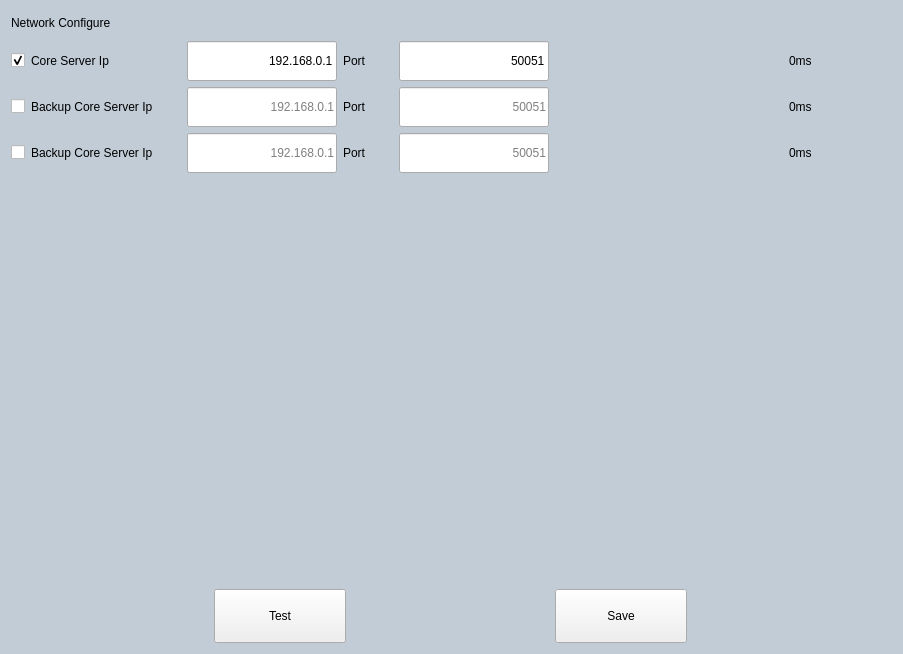
Before: the Qt Designer form src/setting_page/SettingPageNetwork.ui in hanjingo/rag-qt, drawn with Qt 5.
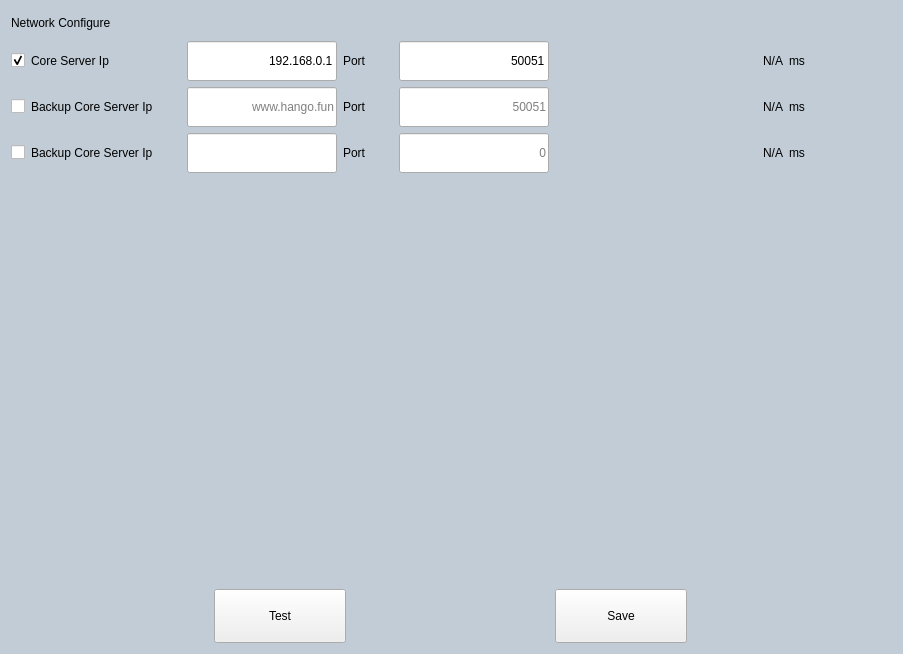
After: the same form once the commit is applied.

Commit message: upgrade network config page

The edit to the form file:
```diff
--- a/src/setting_page/SettingPageNetwork.ui
+++ b/src/setting_page/SettingPageNetwork.ui
@@ -214,7 +214,35 @@
         </font>
        </property>
        <property name="text">
-        <string>0ms</string>
+        <string>N/A</string>
+       </property>
+       <property name="alignment">
+        <set>Qt::AlignmentFlag::AlignRight|Qt::AlignmentFlag::AlignTrailing|Qt::AlignmentFlag::AlignVCenter</set>
+       </property>
+      </widget>
+     </item>
+     <item>
+      <widget class="QLabel" name="lblCoreServDelayUnit">
+       <property name="minimumSize">
+        <size>
+         <width>103</width>
+         <height>40</height>
+        </size>
+       </property>
+       <property name="maximumSize">
+        <size>
+         <width>103</width>
+         <height>40</height>
+        </size>
+       </property>
+       <property name="font">
+        <font>
+         <italic>false</italic>
+         <bold>false</bold>
+        </font>
+       </property>
+       <property name="text">
+        <string>ms</string>
        </property>
        <property name="alignment">
         <set>Qt::AlignmentFlag::AlignLeading|Qt::AlignmentFlag::AlignLeft|Qt::AlignmentFlag::AlignVCenter</set>
@@ -287,7 +315,7 @@
         <set>Qt::AlignmentFlag::AlignRight|Qt::AlignmentFlag::AlignTrailing|Qt::AlignmentFlag::AlignVCenter</set>
        </property>
        <property name="placeholderText">
-        <string>192.168.0.1</string>
+        <string>www.hango.fun</string>
        </property>
       </widget>
      </item>
@@ -387,7 +415,35 @@
         </font>
        </property>
        <property name="text">
-        <string>0ms</string>
+        <string>N/A</string>
+       </property>
+       <property name="alignment">
+        <set>Qt::AlignmentFlag::AlignRight|Qt::AlignmentFlag::AlignTrailing|Qt::AlignmentFlag::AlignVCenter</set>
+       </property>
+      </widget>
+     </item>
+     <item>
+      <widget class="QLabel" name="lblCoreServDelayBackup1Unit">
+       <property name="minimumSize">
+        <size>
+         <width>103</width>
+         <height>40</height>
+        </size>
+       </property>
+       <property name="maximumSize">
+        <size>
+         <width>103</width>
+         <height>40</height>
+        </size>
+       </property>
+       <property name="font">
+        <font>
+         <italic>false</italic>
+         <bold>false</bold>
+        </font>
+       </property>
+       <property name="text">
+        <string>ms</string>
        </property>
        <property name="alignment">
         <set>Qt::AlignmentFlag::AlignLeading|Qt::AlignmentFlag::AlignLeft|Qt::AlignmentFlag::AlignVCenter</set>
@@ -460,7 +516,7 @@
         <set>Qt::AlignmentFlag::AlignRight|Qt::AlignmentFlag::AlignTrailing|Qt::AlignmentFlag::AlignVCenter</set>
        </property>
        <property name="placeholderText">
-        <string>192.168.0.1</string>
+        <string/>
        </property>
       </widget>
      </item>
@@ -522,7 +578,7 @@
         <bool>false</bool>
        </property>
        <property name="placeholderText">
-        <string>50051</string>
+        <string>0</string>
        </property>
       </widget>
      </item>
@@ -560,7 +616,35 @@
         </font>
        </property>
        <property name="text">
-        <string>0ms</string>
+        <string>N/A</string>
+       </property>
+       <property name="alignment">
+        <set>Qt::AlignmentFlag::AlignRight|Qt::AlignmentFlag::AlignTrailing|Qt::AlignmentFlag::AlignVCenter</set>
+       </property>
+      </widget>
+     </item>
+     <item>
+      <widget class="QLabel" name="lblCoreServDelayBackup2Unit">
+       <property name="minimumSize">
+        <size>
+         <width>103</width>
+         <height>40</height>
+        </size>
+       </property>
+       <property name="maximumSize">
+        <size>
+         <width>103</width>
+         <height>40</height>
+        </size>
+       </property>
+       <property name="font">
+        <font>
+         <italic>false</italic>
+         <bold>false</bold>
+        </font>
+       </property>
+       <property name="text">
+        <string>ms</string>
        </property>
        <property name="alignment">
         <set>Qt::AlignmentFlag::AlignLeading|Qt::AlignmentFlag::AlignLeft|Qt::AlignmentFlag::AlignVCenter</set>
```
Left out of the diff: 18 changed lines with no effect on the pictures. The commit also changes 5 other files.
